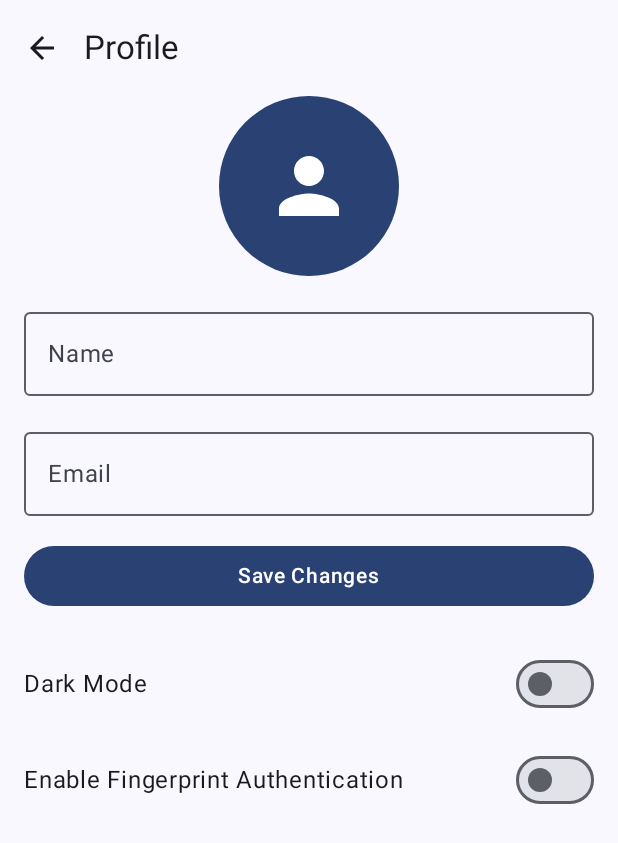
After one commit to Akhila2222/moneymate, an Android app built with Jetpack Compose: the ProfileScreen screen opened through its navigation route, on a phone screen of 412 x 824 dp. The commit adds this screen. Shown: the top 843 px of the screen. Run offline under Robolectric (Android 15) with nearby library versions, the phone set to English and light mode, and no system bars; our stand-ins replace Dagger/Hilt's generated code, Firebase (no records; nobody signed in at launch, a user with empty details on screens opened directly); pictures from the network do not load; 1 statement that could not run was skipped.

Commit message:
Profile screen completed

```diff
--- a/app/src/main/java/uk/ac/tees/mad/moneymate/MainActivity.kt
+++ b/app/src/main/java/uk/ac/tees/mad/moneymate/MainActivity.kt
@@ -12,6 +12,7 @@ import uk.ac.tees.mad.moneymate.presentation.auth.AuthScreen
 import uk.ac.tees.mad.moneymate.presentation.category.CategoryScreen
 import uk.ac.tees.mad.moneymate.presentation.dashboard.DashboardScreen
 import uk.ac.tees.mad.moneymate.presentation.expenseentry.ExpenseEntryScreen
+import uk.ac.tees.mad.moneymate.presentation.profile.ProfileScreen
 import uk.ac.tees.mad.moneymate.presentation.splash.SplashScreen
 import uk.ac.tees.mad.moneymate.ui.theme.MoneyMateTheme
 
@@ -41,6 +42,9 @@ class MainActivity : ComponentActivity() {
                     composable("category_screen") {
                         CategoryScreen(navController)
                     }
+                    composable("profile_screen") {
+                        ProfileScreen(navController)
+                    }
                 }
             }
         }
--- a/app/src/main/java/uk/ac/tees/mad/moneymate/PreferencesManager.kt
+++ b/app/src/main/java/uk/ac/tees/mad/moneymate/PreferencesManager.kt
@@ -10,9 +10,10 @@ import androidx.datastore.preferences.preferencesDataStore
 import kotlinx.coroutines.flow.Flow
 import kotlinx.coroutines.flow.map
 
+val Context.dataStore: DataStore<Preferences> by preferencesDataStore(name = "user_preferences")
+
 class PreferencesManager(private val dataStore: DataStore<Preferences>) {
 
-    val Context.dataStore: DataStore<Preferences> by preferencesDataStore(name = "user_preferences")
 
     val themeSetting: Flow<ThemeMode> = dataStore.data.map { preferences ->
         preferences[PreferencesKeys.THEME_MODE]?.let { ThemeMode.fromString(it) } ?: ThemeMode.LIGHT
--- /dev/null
+++ b/app/src/main/java/uk/ac/tees/mad/moneymate/presentation/profile/ProfileScreen.kt
@@ -0,0 +1,189 @@
+package uk.ac.tees.mad.moneymate.presentation.profile
+
+import android.net.Uri
+import androidx.activity.compose.rememberLauncherForActivityResult
+import androidx.activity.result.contract.ActivityResultContracts
+import androidx.compose.foundation.Image
+import androidx.compose.foundation.background
+import androidx.compose.foundation.clickable
+import androidx.compose.foundation.layout.Arrangement
+import androidx.compose.foundation.layout.Box
+import androidx.compose.foundation.layout.Column
+import androidx.compose.foundation.layout.Row
+import androidx.compose.foundation.layout.Spacer
+import androidx.compose.foundation.layout.fillMaxSize
+import androidx.compose.foundation.layout.fillMaxWidth
+import androidx.compose.foundation.layout.height
+import androidx.compose.foundation.layout.padding
+import androidx.compose.foundation.layout.size
+import androidx.compose.foundation.shape.CircleShape
+import androidx.compose.material.icons.Icons
+import androidx.compose.material.icons.filled.ArrowBack
+import androidx.compose.material.icons.filled.Person
+import androidx.compose.material3.Button
+import androidx.compose.material3.CircularProgressIndicator
+import androidx.compose.material3.ExperimentalMaterial3Api
+import androidx.compose.material3.Icon
+import androidx.compose.material3.IconButton
+import androidx.compose.material3.MaterialTheme
+import androidx.compose.material3.OutlinedTextField
+import androidx.compose.material3.Scaffold
+import androidx.compose.material3.Switch
+import androidx.compose.material3.Text
+import androidx.compose.material3.TopAppBar
+import androidx.compose.runtime.Composable
+import androidx.compose.runtime.collectAsState
+import androidx.compose.runtime.getValue
+import androidx.compose.runtime.mutableStateOf
+import androidx.compose.runtime.remember
+import androidx.compose.runtime.setValue
+import androidx.compose.ui.Alignment
+import androidx.compose.ui.Modifier
+import androidx.compose.ui.draw.clip
+import androidx.compose.ui.graphics.Color
+import androidx.compose.ui.layout.ContentScale
+import androidx.compose.ui.unit.dp
+import androidx.hilt.navigation.compose.hiltViewModel
+import androidx.navigation.NavHostController
+import coil.compose.rememberAsyncImagePainter
+import uk.ac.tees.mad.moneymate.ThemeMode
+
+@OptIn(ExperimentalMaterial3Api::class, ExperimentalMaterial3Api::class)
+@Composable
+fun ProfileScreen(
+    navController: NavHostController,
+    profileViewModel: ProfileViewModel = hiltViewModel()
+) {
+    val userProfile by profileViewModel.uiState.collectAsState()
+    val themeSetting by profileViewModel.themeSetting.collectAsState()
+    val fingerprintEnabled by profileViewModel.fingerprintSetting.collectAsState()
+    val isLoading by profileViewModel.isLoading
+    var showImagePicker by remember { mutableStateOf(false) }
+    val launcher =
+        rememberLauncherForActivityResult(ActivityResultContracts.GetContent()) { uri: Uri? ->
+            uri?.let { profileViewModel.changeUserProfile(userProfile.copy(imageUri = uri.toString())) }
+        }
+
+    Scaffold(
+        topBar = {
+            TopAppBar(
+                title = { Text("Profile") },
+                navigationIcon = {
+                    IconButton(onClick = { navController.popBackStack() }) {
+                        Icon(imageVector = Icons.Default.ArrowBack, contentDescription = "Go Back")
+                    }
+                }
+            )
+        }
+    ) { padding ->
+        Column(
+            modifier = Modifier
+                .fillMaxSize()
+                .padding(padding)
+                .padding(horizontal = 16.dp),
+            horizontalAlignment = Alignment.CenterHorizontally
+        ) {
+            // User Image
+            Box(
+                modifier = Modifier
+                    .size(120.dp)
+                    .clip(CircleShape)
+                    .background(MaterialTheme.colorScheme.primary)
+                    .clickable { showImagePicker = true },
+                contentAlignment = Alignment.Center
+            ) {
+                if (userProfile.imageUri != null) {
+                    Image(
+                        painter = rememberAsyncImagePainter(userProfile.imageUri),
+                        contentDescription = "User Image",
+                        modifier = Modifier.fillMaxSize(),
+                        contentScale = ContentScale.Crop
+                    )
+                } else {
+                    Icon(
+                        imageVector = Icons.Default.Person,
+                        contentDescription = "Default User Icon",
+                        tint = Color.White,
+                        modifier = Modifier.size(60.dp)
+                    )
+                }
+            }
+
+            Spacer(modifier = Modifier.height(16.dp))
+
+            // Name Field
+            OutlinedTextField(
+                value = userProfile.name,
+                onValueChange = { profileViewModel.changeUserProfile(userProfile.copy(name = it)) },
+                label = { Text("Name") },
+                modifier = Modifier.fillMaxWidth()
+            )
+
+            Spacer(modifier = Modifier.height(16.dp))
+
+            // Email Field (read-only)
+            OutlinedTextField(
+                value = userProfile.email,
+                onValueChange = {},
+                label = { Text("Email") },
+                readOnly = true,
+                modifier = Modifier.fillMaxWidth()
+            )
+            Spacer(modifier = Modifier.height(16.dp))
+
+            // Save Button
+            if (isLoading) {
+                CircularProgressIndicator()
+            } else {
+                Button(
+                    onClick = {
+                        profileViewModel.updateUserProfile(userProfile) {
+                            navController.popBackStack()
+                        }
+
+                    },
+                    modifier = Modifier.fillMaxWidth()
+                ) {
+                    Text("Save Changes")
+                }
+            }
+            Spacer(modifier = Modifier.height(24.dp))
+
+            // Theme Toggle
+            Row(
+                modifier = Modifier.fillMaxWidth(),
+                verticalAlignment = Alignment.CenterVertically,
+                horizontalArrangement = Arrangement.SpaceBetween
+            ) {
+                Text("Dark Mode")
+                Switch(
+                    checked = themeSetting == ThemeMode.DARK,
+                    onCheckedChange = { profileViewModel.toggleTheme() }
+                )
+            }
+
+            Spacer(modifier = Modifier.height(16.dp))
+
+            // Fingerprint Authentication Toggle
+            Row(
+                modifier = Modifier.fillMaxWidth(),
+                verticalAlignment = Alignment.CenterVertically,
+                horizontalArrangement = Arrangement.SpaceBetween
+            ) {
+                Text("Enable Fingerprint Authentication")
+                Switch(
+                    checked = fingerprintEnabled,
+                    onCheckedChange = { profileViewModel.toggleFingerprint() }
+                )
+            }
+
+
+
+            // Image Picker Dialog
+            if (showImagePicker) {
+                launcher.launch("image/*")
+                showImagePicker = false
+            }
+        }
+    }
+}
--- a/app/src/main/java/uk/ac/tees/mad/moneymate/presentation/profile/ProfileViewModel.kt
+++ b/app/src/main/java/uk/ac/tees/mad/moneymate/presentation/profile/ProfileViewModel.kt
@@ -1,10 +1,15 @@
 package uk.ac.tees.mad.moneymate.presentation.profile
 
 import androidx.compose.runtime.collectAsState
+import androidx.compose.runtime.mutableStateMapOf
+import androidx.compose.runtime.mutableStateOf
 import androidx.lifecycle.ViewModel
 import androidx.lifecycle.viewModelScope
 import dagger.hilt.android.lifecycle.HiltViewModel
+import kotlinx.coroutines.flow.MutableStateFlow
 import kotlinx.coroutines.flow.SharingStarted
+import kotlinx.coroutines.flow.asStateFlow
+import kotlinx.coroutines.flow.collect
 import kotlinx.coroutines.flow.stateIn
 import kotlinx.coroutines.launch
 import uk.ac.tees.mad.moneymate.PreferencesManager
@@ -19,25 +24,48 @@ class ProfileViewModel @Inject constructor(
     private val preferencesManager: PreferencesManager
 ) : ViewModel() {
 
-    val userProfile = repository.getUserProfile().stateIn(
-        viewModelScope,
-        SharingStarted.WhileSubscribed(5000L),
-        UserProfile()
-    )
+    private val _uiState = MutableStateFlow(UserProfile())
+    val uiState = _uiState.asStateFlow()
+
+
+    fun getUserProfile() {
+        viewModelScope.launch {
+            repository.getUserProfile().collect {
+                _uiState.value = it
+            }
+        }
+    }
+
+    init {
+        getUserProfile()
+    }
+
+    fun changeUserProfile(user: UserProfile) {
+        _uiState.value = user
+    }
+
     val themeSetting = preferencesManager.themeSetting.stateIn(
         viewModelScope,
         SharingStarted.WhileSubscribed(5000L),
         ThemeMode.LIGHT
     )
+
     val fingerprintSetting = preferencesManager.isFingerprintEnabled.stateIn(
         viewModelScope,
         SharingStarted.WhileSubscribed(5000L),
         false
     )
 
-    fun updateUserProfile(user: UserProfile) {
+    var isLoading = mutableStateOf(false)
+        private set
+
+    fun updateUserProfile(user: UserProfile, onSuccess: () -> Unit) {
         viewModelScope.launch {
-            repository.updateUserProfile(user)
+            isLoading.value = true
+            repository.updateUserProfile(user) {
+                onSuccess()
+                isLoading.value = false
+            }
         }
     }
 
```
Also changed, not shown: app/src/main/java/uk/ac/tees/mad/moneymate/AppModule.kt (+22 -0 lines), app/src/main/java/uk/ac/tees/mad/moneymate/presentation/dashboard/Dashboard.kt (+11 -0 lines), app/src/main/java/uk/ac/tees/mad/moneymate/repo/UserRepository.kt (+6 -2 lines).
